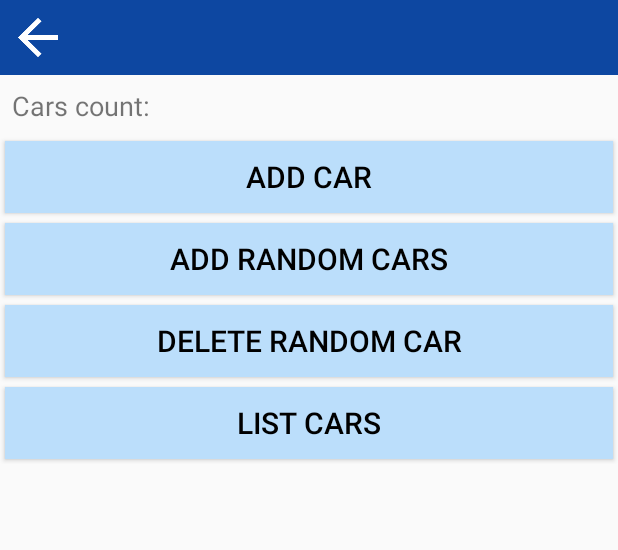
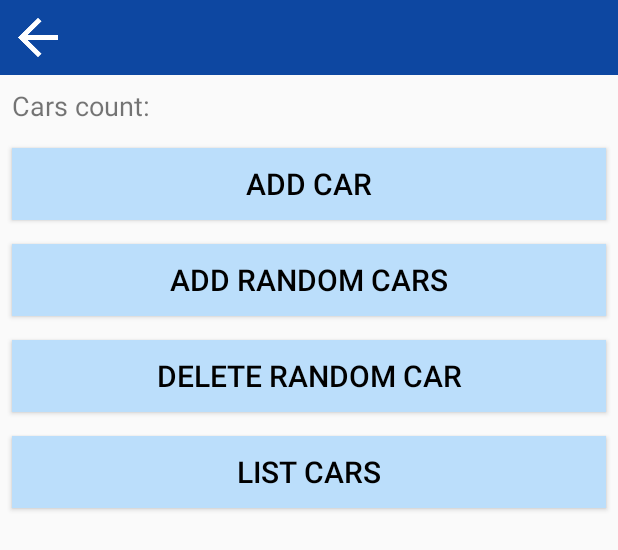
Before and after one commit to Carlie45/CarsApp, an Android app: the layout content_add_car.xml on its own in the app's theme, with its tools: preview values and no code run, on a phone screen of 412 x 824 dp. Shown: the top 550 px of the screen. Run offline under Robolectric (Android 15) with nearby library versions, the phone set to English and light mode, and no system bars.

Commit message:
Adjust styles and dimensions

```diff
--- a/app/src/main/res/layout/content_add_car.xml
+++ b/app/src/main/res/layout/content_add_car.xml
@@ -1,140 +1,121 @@
 <?xml version="1.0" encoding="utf-8"?>
 <RelativeLayout xmlns:android="http://schemas.android.com/apk/res/android"
     xmlns:tools="http://schemas.android.com/tools"
-    android:layout_width="match_parent"
-    android:layout_height="match_parent"
-    tools:context="com.edynamix.learning.android.carsapp.activities.AddCarActivity">
+    tools:context="com.edynamix.learning.android.carsapp.activities.AddCarActivity"
+    style="@style/ParentLayout">
 
     <include layout="@layout/layout_toolbar"/>
 
     <TextView
         android:id="@+id/textViewAddCarCarsCount"
-        android:layout_width="match_parent"
-        android:layout_height="wrap_content"
         android:layout_below="@id/appToolbar"
-        android:layout_margin="8dp"
+        android:layout_margin="@dimen/normal_margin"
         android:text="@string/cars_count"
-        android:textSize="18dp"/>
+        android:textSize="@dimen/medium_text_size"
+        style="@style/FullWidth"/>
 
     <LinearLayout
         android:id="@+id/linearLayoutAddCarButtons"
-        android:layout_width="match_parent"
-        android:layout_height="wrap_content"
         android:layout_below="@id/textViewAddCarCarsCount"
-        android:orientation="vertical">
+        android:orientation="vertical"
+        style="@style/FullWidth">
 
         <Button
             android:id="@+id/buttonAddCarAddCarFromInput"
-            style="@style/FullWidthButton"
-            android:text="@string/add_car_button_name"/>
+            android:text="@string/add_car_button_name"
+            style="@style/FullWidth.Button" />
 
         <Button
             android:id="@+id/buttonAddCarAddRandomCars"
-            style="@style/FullWidthButton"
-            android:text="@string/add_random_cars_button_name"/>
+            android:text="@string/add_random_cars_button_name"
+            style="@style/FullWidth.Button" />
 
         <Button
             android:id="@+id/buttonAddCarDeleteRandomCar"
-            style="@style/FullWidthButton"
-            android:text="@string/delete_random_car_button_name" />
+            android:text="@string/delete_random_car_button_name"
+            style="@style/FullWidth.Button" />
 
         <Button
             android:id="@+id/buttonAddCarGoToLinearLayout"
-            style="@style/FullWidthButton"
-            android:text="@string/list_cars"/>
+            android:text="@string/list_cars"
+            style="@style/FullWidth.Button" />
 
     </LinearLayout>
 
     <ScrollView
         android:id="@+id/scrollViewAddCarListInputFiledsForCar"
-        android:layout_width="match_parent"
-        android:layout_height="wrap_content"
         android:layout_below="@id/linearLayoutAddCarButtons"
         android:visibility="gone"
-        android:fillViewport="false">
+        android:fillViewport="false"
+        style="@style/FullWidth">
 
         <LinearLayout
-            android:layout_width="match_parent"
-            android:layout_height="wrap_content"
-            android:orientation="vertical">
-
-            <TextView
-                android:layout_width="match_parent"
-                android:layout_height="wrap_content"
-                android:textSize="24dp"
-                android:text="@string/add_car_title"
-                android:textStyle="bold"
-                android:textColor="@color/colorBlack"
-                android:layout_marginTop="10dp"
-                android:layout_marginBottom="10dp"
-                android:layout_marginLeft="8dp"/>
+            android:orientation="vertical"
+            style="@style/FullWidth">
 
             <TextView
                 android:id="@+id/textViewAddCarBrand"
-                style="@style/AddCar"
-                android:text="@string/brand_label"/>
+                android:text="@string/brand_label"
+                style="@style/AddCarLabel"/>
 
             <EditText
                 android:id="@+id/editTextAddCarBrand"
                 android:hint="@string/brand_label"
-                style="@style/AddCar.AddCarEditText" />
+                style="@style/AddCarLabel.AddCarEditText" />
 
             <TextView
                 android:id="@+id/textViewAddCarModel"
-                style="@style/AddCar"
-                android:text="@string/model_label"/>
+                android:text="@string/model_label"
+                style="@style/AddCarLabel"/>
 
             <EditText
                 android:id="@+id/editTextAddCarModel"
                 android:hint="@string/model_label"
-                style="@style/AddCar.AddCarEditText" />
+                style="@style/AddCarLabel.AddCarEditText" />
 
             <TextView
                 android:id="@+id/textViewAddCarColour"
-                style="@style/AddCar"
-                android:text="@string/colour_label"/>
+                android:text="@string/colour_label"
+                style="@style/AddCarLabel"/>
 
             <EditText
                 android:id="@+id/editTextAddCarColour"
                 android:hint="@string/colour_label"
-                style="@style/AddCar.AddCarEditText" />
+                style="@style/AddCarLabel.AddCarEditText" />
 
             <TextView
                 android:id="@+id/textViewAddCarDoorsCount"
-                style="@style/AddCar"
-                android:text="@string/doors_count_label"/>
+                android:text="@string/doors_count_label"
+                style="@style/AddCarLabel"/>
 
             <EditText
                 android:id="@+id/editTextAddCarDoorsCount"
                 android:hint="@string/doors_count_label"
-                style="@style/AddCar.AddCarEditText"
-                android:inputType="number" />
+                android:inputType="number"
+                style="@style/AddCarLabel.AddCarEditText"/>
 
             <TextView
                 android:id="@+id/textViewAddCarDateOfManufacture"
-                style="@style/AddCar"
-                android:text="@string/date_of_manufacture_label"/>
+                android:text="@string/date_of_manufacture_label"
+                style="@style/AddCarLabel"/>
 
             <TextView
                 android:id="@+id/textViewAddCarShowSelectedYearOfManufacture"
-                style="@style/AddCar" />
+                style="@style/AddCarLabel" />
 
             <Button
                 android:id="@+id/buttonAddCarSelectYearOfManufacture"
                 android:layout_width="wrap_content"
                 android:layout_height="wrap_content"
-                android:layout_margin="8dp"
+                android:layout_margin="@dimen/normal_margin"
                 android:padding="8dp"
                 android:text="@string/pick_year"
                 android:background="@color/colorGrey"/>
 
             <Button
                 android:id="@+id/buttonAddCarCreateNewCar"
-                android:layout_width="match_parent"
-                android:layout_height="wrap_content"
-                android:layout_margin="5dp"
                 android:text="@string/create_new_car"
-                android:background="@color/colorLightBlue"/>
+                style="@style/FullWidth.Button"/>
 
         </LinearLayout>
 
--- a/app/src/main/res/layout/layout_toolbar.xml
+++ b/app/src/main/res/layout/layout_toolbar.xml
@@ -2,7 +2,7 @@
 <RelativeLayout xmlns:android="http://schemas.android.com/apk/res/android"
     android:id="@+id/appToolbar"
     android:layout_width="match_parent"
-    android:layout_height="50dp"
+    android:layout_height="@dimen/toolbar_height"
     android:background="@color/colorDarkBlue">
 
     <Button
--- a/app/src/main/res/values/dimens.xml
+++ b/app/src/main/res/values/dimens.xml
@@ -1,5 +1,8 @@
 <resources>
-    <dimen name="app_bar_height">180dp</dimen>
-    <dimen name="fab_margin">16dp</dimen>
-    <dimen name="text_margin">16dp</dimen>
+    <dimen name="app_icon_dimens">75dp</dimen>
+    <dimen name="normal_text_size">20dp</dimen>
+    <dimen name="normal_margin">8dp</dimen>
+    <dimen name="medium_text_size">18dp</dimen>
+    <dimen name="small_text_size">16dp</dimen>
+    <dimen name="toolbar_height">50dp</dimen>
 </resources>
--- a/app/src/main/res/values/styles.xml
+++ b/app/src/main/res/values/styles.xml
@@ -24,10 +24,26 @@
         <item name="android:ellipsize">end</item>
         <item name="android:singleLine">true</item>
         <item name="android:textColor">@color/colorWhite</item>
-        <item name="android:textSize">20dp</item>
+        <item name="android:textSize">@dimen/normal_text_size</item>
     </style>
 
-    <style name="LoginEditText">
+    <style name="ParentLayout">
+        <item name="android:layout_width">match_parent</item>
+        <item name="android:layout_height">match_parent</item>
+    </style>
+
+    <style name="DialogLayout">
+        <item name="android:layout_width">wrap_content</item>
+        <item name="android:layout_height">wrap_content</item>
+        <item name="android:layout_centerInParent">true</item>
+    </style>
+
+    <style name="FullWidth">
+        <item name="android:layout_width">match_parent</item>
+        <item name="android:layout_height">wrap_content</item>
+    </style>
+
+    <style name="LoginPageEditText">
         <item name="android:layout_marginTop">5dp</item>
         <item name="android:width">250dp</item>
         <item name="android:layout_width">wrap_content</item>
@@ -35,26 +51,30 @@
         <item name="android:textColor">@color/colorWhite</item>
     </style>
 
-    <style name="AddCar">
+    <style name="AddCarLabel">
         <item name="android:layout_height">wrap_content</item>
         <item name="android:layout_width">wrap_content</item>
-        <item name="android:layout_margin">8dp</item>
-        <item name="android:textSize">20dp</item>
+        <item name="android:layout_margin">@dimen/normal_margin</item>
+        <item name="android:textSize">@dimen/normal_text_size</item>
         <item name="android:textColor">@color/colorBlack</item>
     </style>
 
-    <style name="AddCar.AddCarEditText">
+    <style name="AddCarLabel.AddCarEditText">
         <item name="android:layout_width">match_parent</item>
         <item name="android:textColorHint">@color/colorDarkGrey</item>
     </style>
 
-    <style name="FullWidthButton">
-        <item name="android:layout_height">wrap_content</item>
-        <item name="android:layout_width">match_parent</item>
-        <item name="android:layout_margin">3dp</item>
+    <style name="FullWidth.Button">
+        <item name="android:layout_margin">@dimen/normal_margin</item>
         <item name="android:background">@color/colorLightBlue</item>
         <item name="android:textColor">@color/colorBlack</item>
-        <item name="android:textSize">20dp</item>
+        <item name="android:textSize">@dimen/normal_text_size</item>
+    </style>
+
+    <style name="YearPickerDialogButton">
+        <item name="android:layout_width">0dp</item>
+        <item name="android:layout_height">wrap_content</item>
+        <item name="android:layout_weight">1</item>
     </style>
 
     <style name="AppTheme.NoActionBar">
@@ -62,8 +82,4 @@
         <item name="windowNoTitle">true</item>
     </style>
 
-    <style name="AppTheme.AppBarOverlay" parent="ThemeOverlay.AppCompat.Dark.ActionBar" />
-
-    <style name="AppTheme.PopupOverlay" parent="ThemeOverlay.AppCompat.Light" />
-
 </resources>
```
Also changed, not shown: app/src/main/res/layout/content_linear_layout.xml (+8 -11 lines), app/src/main/res/layout/content_list_view.xml (+4 -6 lines), app/src/main/res/layout/content_login.xml (+8 -9 lines), app/src/main/res/layout/dialog_display_year_of_manufacture.xml (+6 -10 lines), app/src/main/res/layout/dialog_year_picker.xml (+8 -15 lines), app/src/main/res/layout/layout_car_details.xml (+14 -18 lines).
